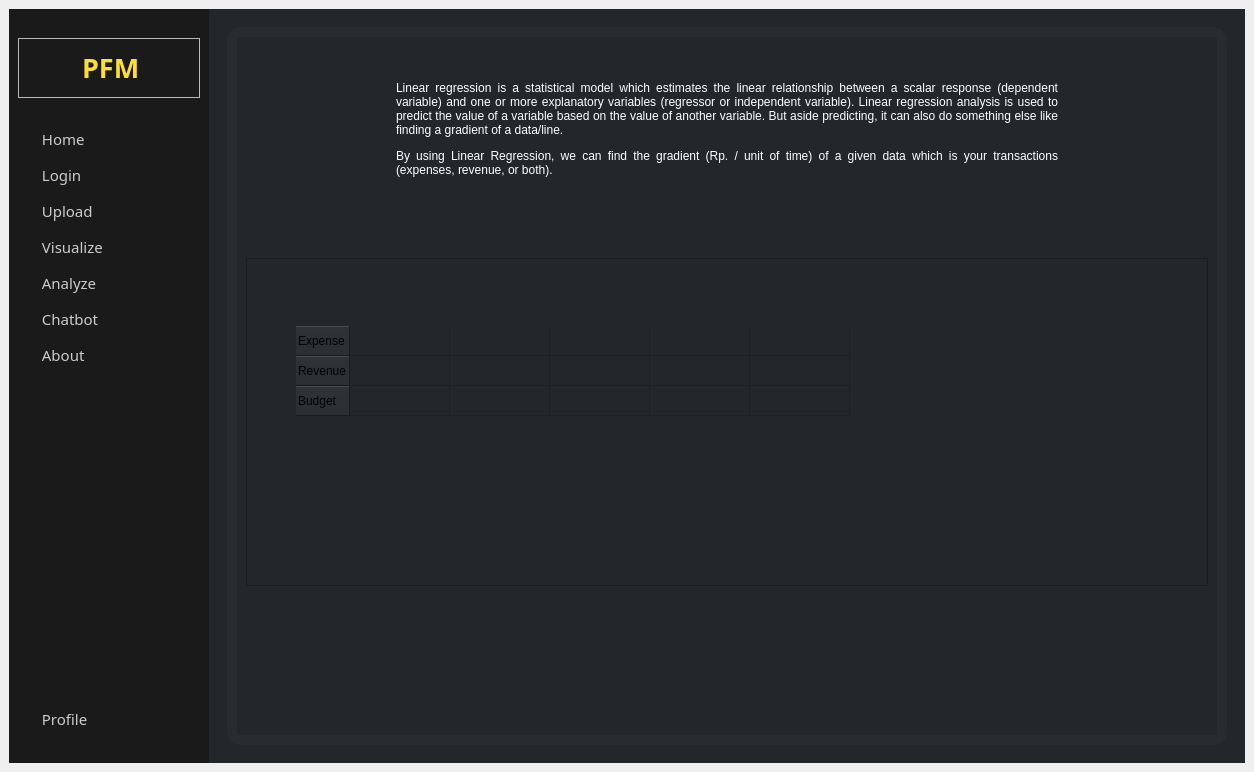
Old version of the form UI/Master.ui in the repository AtlasCJr/pfm.
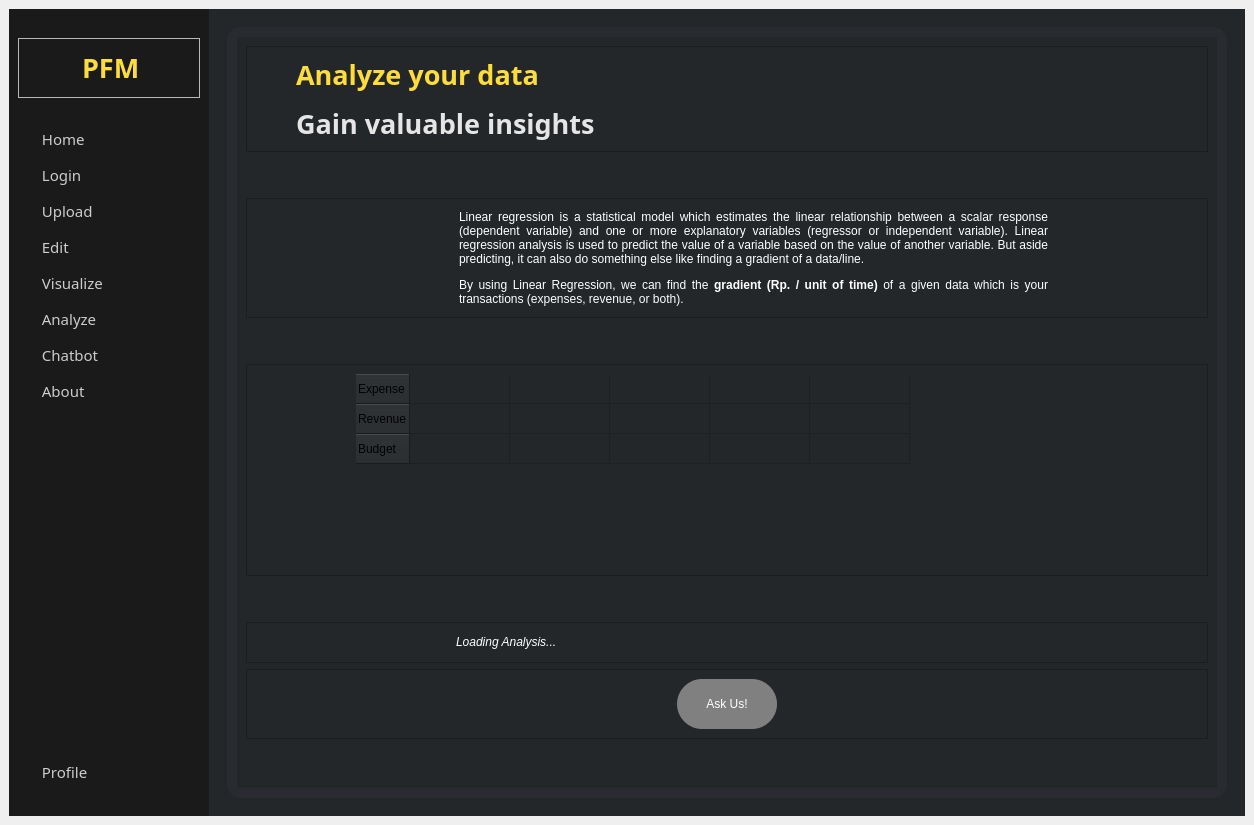
New version of the form. The open tabs and pages were chosen to show the change. Icons and pictures are not drawn.

```diff
--- a/UI/Master.ui
+++ b/UI/Master.ui
@@ -7,7 +7,7 @@
     <x>0</x>
     <y>0</y>
     <width>1254</width>
-    <height>772</height>
+    <height>825</height>
    </rect>
   </property>
   <property name="sizePolicy">
@@ -147,7 +147,7 @@
          </property>
         </spacer>
        </item>
-       <item alignment="Qt::AlignLeft|Qt::AlignVCenter">
+       <item>
         <widget class="QPushButton" name="homeButton">
          <property name="minimumSize">
           <size>
@@ -180,7 +180,7 @@
          </property>
         </widget>
        </item>
-       <item alignment="Qt::AlignLeft|Qt::AlignVCenter">
+       <item>
         <widget class="QPushButton" name="loginButton">
          <property name="minimumSize">
           <size>
@@ -210,7 +210,7 @@
          </property>
         </widget>
        </item>
-       <item alignment="Qt::AlignLeft|Qt::AlignVCenter">
+       <item>
         <widget class="QPushButton" name="inputdataButton">
          <property name="minimumSize">
           <size>
@@ -240,7 +240,37 @@
          </property>
         </widget>
        </item>
-       <item alignment="Qt::AlignLeft|Qt::AlignVCenter">
+       <item>
+        <widget class="QPushButton" name="editButton">
+         <property name="minimumSize">
+          <size>
+           <width>180</width>
+           <height>30</height>
+          </size>
+         </property>
+         <property name="font">
+          <font>
+           <family>Poppins</family>
+           <pointsize>11</pointsize>
+          </font>
+         </property>
+         <property name="cursor">
+          <cursorShape>PointingHandCursor</cursorShape>
+         </property>
+         <property name="styleSheet">
+          <string notr="true">border: none;
+text-align: left;</string>
+         </property>
+         <property name="text">
+          <string> Edit</string>
+         </property>
+         <property name="icon">
+          <iconset>
+           <normaloff>../Assets/light-grey Icon/edit.png</normaloff>../Assets/light-grey Icon/edit.png</iconset>
+         </property>
+        </widget>
+       </item>
+       <item>
         <widget class="QPushButton" name="visualizeButton">
          <property name="minimumSize">
           <size>
@@ -270,7 +300,7 @@
          </property>
         </widget>
        </item>
-       <item alignment="Qt::AlignLeft|Qt::AlignVCenter">
+       <item>
         <widget class="QPushButton" name="analyzeButton">
          <property name="minimumSize">
           <size>
@@ -300,7 +330,7 @@
          </property>
         </widget>
        </item>
-       <item alignment="Qt::AlignLeft|Qt::AlignVCenter">
+       <item>
         <widget class="QPushButton" name="chatbotButton">
          <property name="minimumSize">
           <size>
@@ -330,7 +360,7 @@
          </property>
         </widget>
        </item>
-       <item alignment="Qt::AlignLeft|Qt::AlignVCenter">
+       <item>
         <widget class="QPushButton" name="aboutButton">
          <property name="minimumSize">
           <size>
@@ -373,7 +403,7 @@
          </property>
         </spacer>
        </item>
-       <item alignment="Qt::AlignLeft">
+       <item>
         <widget class="QPushButton" name="profileButton">
          <property name="sizePolicy">
           <sizepolicy hsizetype="Minimum" vsizetype="Fixed">
@@ -2309,6 +2339,9 @@
           <layout class="QVBoxLayout" name="verticalLayout_20">
            <item>
             <widget class="QScrollArea" name="scrollArea_4">
+             <property name="horizontalScrollBarPolicy">
+              <enum>Qt::ScrollBarAlwaysOff</enum>
+             </property>
              <property name="widgetResizable">
               <bool>true</bool>
              </property>
@@ -2317,8 +2350,8 @@
                <rect>
                 <x>0</x>
                 <y>0</y>
-                <width>994</width>
-                <height>874</height>
+                <width>975</width>
+                <height>913</height>
                </rect>
               </property>
               <property name="minimumSize">
@@ -2329,35 +2362,173 @@
               </property>
               <layout class="QVBoxLayout" name="verticalLayout_21">
                <item>
-                <widget class="QLabel" name="label_4">
-                 <property name="sizePolicy">
-                  <sizepolicy hsizetype="Preferred" vsizetype="Maximum">
-                   <horstretch>0</horstretch>
-                   <verstretch>0</verstretch>
-                  </sizepolicy>
+                <widget class="QFrame" name="frame_32">
+                 <property name="frameShape">
+                  <enum>QFrame::StyledPanel</enum>
                  </property>
-                 <property name="minimumSize">
+                 <property name="frameShadow">
+                  <enum>QFrame::Raised</enum>
+                 </property>
+                 <layout class="QHBoxLayout" name="horizontalLayout_29">
+                  <item>
+                   <spacer name="horizontalSpacer_27">
+                    <property name="orientation">
+                     <enum>Qt::Horizontal</enum>
+                    </property>
+                    <property name="sizeType">
+                     <enum>QSizePolicy::Fixed</enum>
+                    </property>
+                    <property name="sizeHint" stdset="0">
+                     <size>
+                      <width>40</width>
+                      <height>20</height>
+                     </size>
+                    </property>
+                   </spacer>
+                  </item>
+                  <item>
+                   <widget class="QLabel" name="ID_header_2">
+                    <property name="font">
+                     <font>
+                      <family>Poppins</family>
+                     </font>
+                    </property>
+                    <property name="text">
+                     <string>&lt;html&gt;&lt;head/&gt;&lt;body&gt;&lt;p&gt;&lt;span style=&quot; font-size:20pt; font-weight:600; color:#fedd3b;&quot;&gt;Analyze your data &lt;/span&gt;&lt;/p&gt;&lt;p&gt;&lt;span style=&quot; font-size:20pt; font-weight:600; color:#e5e5e5;&quot;&gt;Gain valuable insights&lt;/span&gt;&lt;/p&gt;&lt;/body&gt;&lt;/html&gt;</string>
+                    </property>
+                   </widget>
+                  </item>
+                 </layout>
+                </widget>
+               </item>
+               <item>
+                <spacer name="verticalSpacer_18">
+                 <property name="orientation">
+                  <enum>Qt::Vertical</enum>
+                 </property>
+                 <property name="sizeType">
+                  <enum>QSizePolicy::Fixed</enum>
+                 </property>
+                 <property name="sizeHint" stdset="0">
                   <size>
-                   <width>0</width>
-                   <height>100</height>
+                   <width>20</width>
+                   <height>40</height>
                   </size>
                  </property>
-                 <property name="styleSheet">
-                  <string notr="true">color: rgb(255, 255, 255);
-padding: 0 150px;</string>
+                </spacer>
+               </item>
+               <item>
+                <widget class="QFrame" name="frame_33">
+                 <property name="frameShape">
+                  <enum>QFrame::StyledPanel</enum>
                  </property>
-                 <property name="text">
-                  <string>&lt;html&gt;&lt;head/&gt;&lt;body&gt;&lt;p&gt;Linear regression is a statistical model which estimates the linear relationship between a scalar response (dependent variable) and one or more explanatory variables (regressor or independent variable). Linear regression analysis is used to predict the value of a variable based on the value of another variable. But aside predicting, it can also do something else like finding a gradient of a data/line.&lt;/p&gt;&lt;p&gt;By using Linear Regression, we can find the gradient (Rp. / unit of time) of a given data which is your transactions (expenses, revenue, or both).&lt;/p&gt;&lt;/body&gt;&lt;/html&gt;</string>
+                 <property name="frameShadow">
+                  <enum>QFrame::Raised</enum>
                  </property>
-                 <property name="alignment">
-                  <set>Qt::AlignJustify|Qt::AlignVCenter</set>
-                 </property>
-                 <property name="wordWrap">
-                  <bool>true</bool>
-                 </property>
-                 <property name="margin">
-                  <number>0</number>
-                 </property>
+                 <layout class="QHBoxLayout" name="horizontalLayout_30">
+                  <item>
+                   <spacer name="horizontalSpacer_28">
+                    <property name="orientation">
+                     <enum>Qt::Horizontal</enum>
+                    </property>
+                    <property name="sizeType">
+                     <enum>QSizePolicy::Fixed</enum>
+                    </property>
+                    <property name="sizeHint" stdset="0">
+                     <size>
+                      <width>100</width>
+                      <height>20</height>
+                     </size>
+                    </property>
+                   </spacer>
+                  </item>
+                  <item>
+                   <widget class="QLabel" name="label_5">
+                    <property name="sizePolicy">
+                     <sizepolicy hsizetype="Maximum" vsizetype="Preferred">
+                      <horstretch>0</horstretch>
+                      <verstretch>0</verstretch>
+                     </sizepolicy>
+                    </property>
+                    <property name="text">
+                     <string/>
+                    </property>
+                    <property name="pixmap">
+                     <pixmap>../Assets/linreg_img.png</pixmap>
+                    </property>
+                    <property name="alignment">
+                     <set>Qt::AlignCenter</set>
+                    </property>
+                   </widget>
+                  </item>
+                  <item>
+                   <spacer name="horizontalSpacer_30">
+                    <property name="orientation">
+                     <enum>Qt::Horizontal</enum>
+                    </property>
+                    <property name="sizeType">
+                     <enum>QSizePolicy::Fixed</enum>
+                    </property>
+                    <property name="sizeHint" stdset="0">
+                     <size>
+                      <width>40</width>
+                      <height>20</height>
+                     </size>
+                    </property>
+                   </spacer>
+                  </item>
+                  <item>
+                   <widget class="QLabel" name="label_4">
+                    <property name="sizePolicy">
+                     <sizepolicy hsizetype="Preferred" vsizetype="Maximum">
+                      <horstretch>0</horstretch>
+                      <verstretch>0</verstretch>
+                     </sizepolicy>
+                    </property>
+                    <property name="minimumSize">
+                     <size>
+                      <width>0</width>
+                      <height>100</height>
+                     </size>
+                    </property>
+                    <property name="styleSheet">
+                     <string notr="true">color: rgb(255, 255, 255);
+
+font: 8pt &quot;Segoe UI&quot;;
+
+padding: 0 50px;</string>
+                    </property>
+                    <property name="text">
+                     <string>&lt;html&gt;&lt;head/&gt;&lt;body&gt;&lt;p&gt;Linear regression is a statistical model which estimates the linear relationship between a scalar response (dependent variable) and one or more explanatory variables (regressor or independent variable). Linear regression analysis is used to predict the value of a variable based on the value of another variable. But aside predicting, it can also do something else like finding a gradient of a data/line.&lt;/p&gt;&lt;p&gt;By using Linear Regression, we can find the &lt;span style=&quot; font-weight:600;&quot;&gt;gradient (Rp. / unit of time)&lt;/span&gt; of a given data which is your transactions (expenses, revenue, or both).&lt;/p&gt;&lt;/body&gt;&lt;/html&gt;</string>
+                    </property>
+                    <property name="alignment">
+                     <set>Qt::AlignJustify|Qt::AlignVCenter</set>
+                    </property>
+                    <property name="wordWrap">
+                     <bool>true</bool>
+                    </property>
+                    <property name="margin">
+                     <number>0</number>
+                    </property>
+                   </widget>
+                  </item>
+                  <item>
+                   <spacer name="horizontalSpacer_29">
+                    <property name="orientation">
+                     <enum>Qt::Horizontal</enum>
+                    </property>
+                    <property name="sizeType">
+                     <enum>QSizePolicy::Fixed</enum>
+                    </property>
+                    <property name="sizeHint" stdset="0">
+                     <size>
+                      <width>100</width>
+                      <height>20</height>
+                     </size>
+                    </property>
+                   </spacer>
+                  </item>
+                 </layout>
                 </widget>
                </item>
                <item>
@@ -2401,7 +2572,7 @@
                     </property>
                     <property name="sizeHint" stdset="0">
                      <size>
-                      <width>40</width>
+                      <width>100</width>
                       <height>20</height>
                      </size>
                     </property>
@@ -2509,7 +2680,7 @@
                     </property>
                     <property name="sizeHint" stdset="0">
                      <size>
-                      <width>40</width>
+                      <width>100</width>
                       <height>20</height>
                      </size>
                     </property>
@@ -2534,6 +2705,130 @@
                  </property>
                 </spacer>
                </item>
+               <item>
+                <widget class="QFrame" name="frame_25">
+                 <property name="frameShape">
+                  <enum>QFrame::StyledPanel</enum>
+                 </property>
+                 <property name="frameShadow">
+                  <enum>QFrame::Raised</enum>
+                 </property>
+                 <layout class="QHBoxLayout" name="horizontalLayout_27">
+                  <item>
+                   <spacer name="horizontalSpacer_23">
+                    <property name="orientation">
+                     <enum>Qt::Horizontal</enum>
+                    </property>
+                    <property name="sizeType">
+                     <enum>QSizePolicy::Fixed</enum>
+                    </property>
+                    <property name="sizeHint" stdset="0">
+                     <size>
+                      <width>200</width>
+                      <height>20</height>
+                     </size>
+                    </property>
+                   </spacer>
+                  </item>
+                  <item>
+                   <widget class="QLabel" name="AN_Explanation">
+                    <property name="styleSheet">
+                     <string notr="true">color: white;</string>
+                    </property>
+                    <property name="text">
+                     <string>&lt;html&gt;&lt;head/&gt;&lt;body&gt;&lt;p align=&quot;justify&quot;&gt;&lt;span style=&quot; font-style:italic;&quot;&gt;Loading Analysis...&lt;/span&gt;&lt;/p&gt;&lt;/body&gt;&lt;/html&gt;</string>
+                    </property>
+                    <property name="alignment">
+                     <set>Qt::AlignLeading|Qt::AlignLeft|Qt::AlignVCenter</set>
+                    </property>
+                    <property name="wordWrap">
+                     <bool>true</bool>
+                    </property>
+                   </widget>
+                  </item>
+                  <item>
+                   <spacer name="horizontalSpacer_24">
+                    <property name="orientation">
+                     <enum>Qt::Horizontal</enum>
+                    </property>
+                    <property name="sizeType">
+                     <enum>QSizePolicy::Fixed</enum>
+                    </property>
+                    <property name="sizeHint" stdset="0">
+                     <size>
+                      <width>200</width>
+                      <height>20</height>
+                     </size>
+                    </property>
+                   </spacer>
+                  </item>
+                 </layout>
+                </widget>
+               </item>
+               <item>
+                <widget class="QFrame" name="frame_31">
+                 <property name="sizePolicy">
+                  <sizepolicy hsizetype="Minimum" vsizetype="Maximum">
+                   <horstretch>0</horstretch>
+                   <verstretch>0</verstretch>
+                  </sizepolicy>
+                 </property>
+                 <property name="frameShape">
+                  <enum>QFrame::StyledPanel</enum>
+                 </property>
+                 <property name="frameShadow">
+                  <enum>QFrame::Raised</enum>
+                 </property>
+                 <layout class="QHBoxLayout" name="horizontalLayout_28">
+                  <item>
+                   <spacer name="horizontalSpacer_25">
+                    <property name="orientation">
+                     <enum>Qt::Horizontal</enum>
+                    </property>
+                    <property name="sizeHint" stdset="0">
+                     <size>
+                      <width>413</width>
+                      <height>20</height>
+                     </size>
+                    </property>
+                   </spacer>
+                  </item>
+                  <item>
+                   <widget class="QPushButton" name="AN_askUs">
+                    <property name="minimumSize">
+                     <size>
+                      <width>100</width>
+                      <height>50</height>
+                     </size>
+                    </property>
+                    <property name="styleSheet">
+                     <string notr="true">color: white;
+background-color: grey;
+
+border: none;
+border-radius: 25px;</string>
+                    </property>
+                    <property name="text">
+                     <string>Ask Us!</string>
+                    </property>
+                   </widget>
+                  </item>
+                  <item>
+                   <spacer name="horizontalSpacer_26">
+                    <property name="orientation">
+                     <enum>Qt::Horizontal</enum>
+                    </property>
+                    <property name="sizeHint" stdset="0">
+                     <size>
+                      <width>412</width>
+                      <height>20</height>
+                     </size>
+                    </property>
+                   </spacer>
+                  </item>
+                 </layout>
+                </widget>
+               </item>
                <item>
                 <spacer name="verticalSpacer_12">
                  <property name="orientation">
@@ -2545,7 +2840,7 @@
                  <property name="sizeHint" stdset="0">
                   <size>
                    <width>20</width>
-                   <height>100</height>
+                   <height>40</height>
                   </size>
                  </property>
                 </spacer>
```
Left out of the diff: 1044 changed lines with no effect on the pictures.
